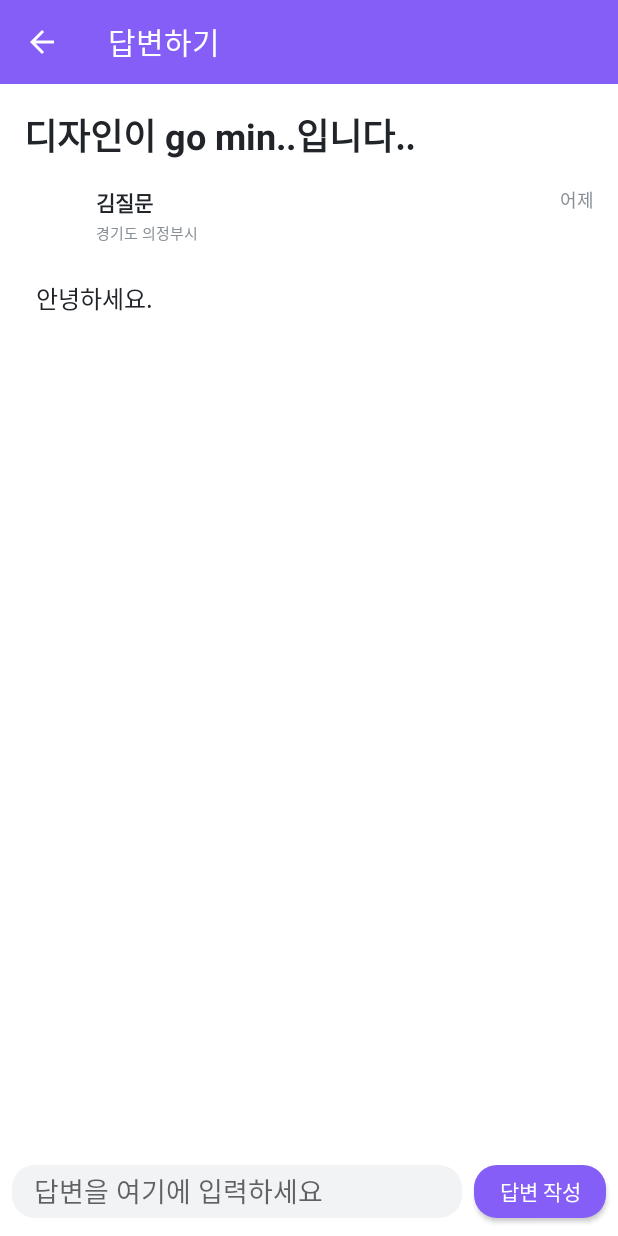
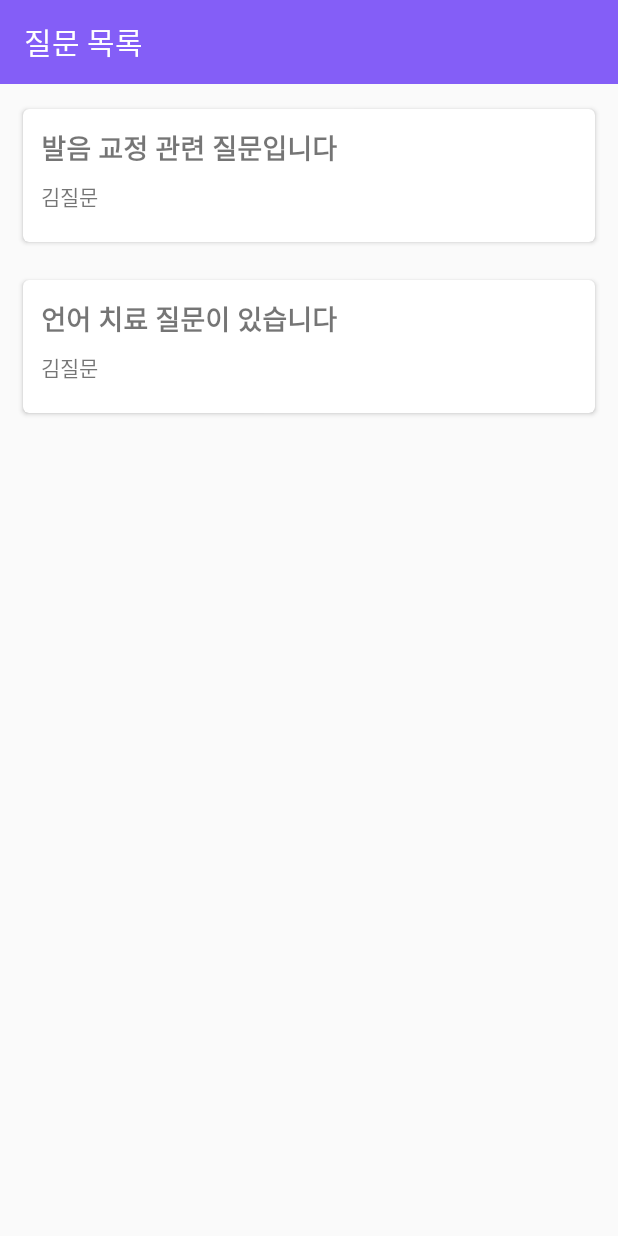
Before and after one commit to Cheongmin/AndroidApp, an Android app: the screen it shows after launch (PostAnswerActivity before the commit, QuestionListActivity after it), after a tap on "답변하기", on a phone screen of 412 x 824 dp. Run offline under Robolectric (Android 15) with nearby library versions, the phone set to English and light mode, and no system bars; our stand-ins replace Picasso; pictures from the network do not load.

Commit message:
Implement all functions

```diff
--- a/app/src/main/AndroidManifest.xml
+++ b/app/src/main/AndroidManifest.xml
@@ -1,6 +1,7 @@
 <?xml version="1.0" encoding="utf-8"?>
 <manifest xmlns:android="http://schemas.android.com/apk/res/android"
     package="com.cheongmin.voicereader">
+
     <uses-permission android:name="android.permission.INTERNET" />
     <uses-permission android:name="android.permission.RECORD_AUDIO" />
     <uses-permission android:name="android.permission.WRITE_EXTERNAL_STORAGE" />
@@ -16,8 +17,7 @@
         <activity android:name=".MainActivity" />
         <activity android:name=".PostQuestionActivity" />
         <activity android:name=".PostAnswerActivity" />
-        <activity android:name=".LoginActivity">
-        </activity>
+        <activity android:name=".LoginActivity"></activity>
         <activity android:name=".SplashActivity">
             <intent-filter>
                 <action android:name="android.intent.action.MAIN" />
@@ -25,6 +25,7 @@
                 <category android:name="android.intent.category.LAUNCHER" />
             </intent-filter>
         </activity>
+        <activity android:name=".QuestionListActivity"></activity>
     </application>
 
 </manifest>
--- a/app/src/main/java/com/cheongmin/voicereader/MainActivity.kt
+++ b/app/src/main/java/com/cheongmin/voicereader/MainActivity.kt
@@ -6,6 +6,7 @@ import android.support.v7.app.AppCompatActivity
 import com.cheongmin.voicereader.model.Article
 import com.cheongmin.voicereader.model.Comment
 import com.cheongmin.voicereader.model.User
+import com.cheongmin.voicereader.utils.DateUtils
 import com.squareup.picasso.Picasso
 import kotlinx.android.synthetic.main.activity_main.*
 import kotlinx.android.synthetic.main.include_toolbar.*
@@ -35,7 +36,7 @@ class MainActivity : AppCompatActivity() {
         }
 
         btn_show_post_answer.setOnClickListener {
-            val intent = Intent(this, PostAnswerActivity::class.java)
+            val intent = Intent(this, QuestionListActivity::class.java)
             startActivity(intent)
         }
 
@@ -43,13 +44,6 @@ class MainActivity : AppCompatActivity() {
             val intent = Intent(this, PostQuestionActivity::class.java)
             startActivity(intent)
         }
-    }
-
-    private fun getDate(year: Int, month: Int, date: Int, hourOfDay: Int, minute: Int): Date {
-        var calendar = Calendar.getInstance()
-        calendar.set(year, month, date, hourOfDay, minute)
-
-        return calendar.time
     }
 
     private fun setupData() {
@@ -73,17 +67,30 @@ class MainActivity : AppCompatActivity() {
         var article1 = Article(user1)
         article1.title = "발음 교정 관련 질문입니다"
         article1.content = "얼마 후 면접이 있는데, 자기소개를 준비하고 있습니다. \n 내용이 잘 들리는지, 잘못 발음하는 부분이 없는지 확인 부탁드려요."
-        article1.date = getDate(2018, 12, 1, 12, 30).time
+        article1.date = DateUtils.toLong(2018, 12, 1, 12, 30)
 
-        var comment1 = Comment(user2)
-        comment1.content = "발음보다도 전체적인 내용이 정리되지 않은 것 같아요."
-        comment1.date = getDate(2018, 12, 1, 16, 0).time
+        var comment1_1 = Comment(user2)
+        comment1_1.content = "발음보다도 전체적인 내용이 정리되지 않은 것 같아요."
+        comment1_1.date = DateUtils.toLong(2018, 12, 1, 16, 0)
 
-        var comment2 = Comment(user3)
-        comment2.content = "중간 중간 비음이 너무 심해 발음이 명확하지 않게 들릴 수 있습니다.\n병원에 내원하셔서 간단한 검사를 받아보시는 걸 추천드립니다."
-        comment2.date = getDate(2018, 12, 1, 18, 30).time
+        var comment1_2 = Comment(user3)
+        comment1_2.content = "중간 중간 비음이 너무 심해 발음이 명확하지 않게 들릴 수 있습니다.\n병원에 내원하셔서 간단한 검사를 받아보시는 걸 추천드립니다."
+        comment1_2.date = DateUtils.toLong(2018, 12, 1, 18, 30)
 
-        article1.comments.addAll(listOf(comment1, comment2))
+        article1.comments.addAll(listOf(comment1_1, comment1_2))
+
+        var article2 = Article(user1)
+        article2.title = "언어 치료 질문이 있습니다"
+        article2.content = "주변에서 계속 발음에 대해 지적해줘서, 언어 치료를 받아볼려고 하는데\n치료 효과가 어느정도인지 궁금합니다."
+        article2.date = DateUtils.toLong(2018, 12, 2, 13, 20)
+
+        var comment2_1 = Comment(user3)
+        comment2_1.content = "현재 음성으로는 발음 방법부터 하나씩 짚어야할 것 같습니다.\n병원에 내원하여 더 자세한 상담해보시길 바랍니다."
+        comment2_1.date = DateUtils.toLong(2018, 12, 2, 15, 30)
+
+        article2.comments.addAll(listOf(comment2_1))
+
+        db.articles.addAll(arrayOf(article1, article2))
     }
 
     private fun setupProfile(uri: String) {
--- /dev/null
+++ b/app/src/main/java/com/cheongmin/voicereader/QuestionListActivity.kt
@@ -0,0 +1,38 @@
+package com.cheongmin.voicereader
+
+import android.content.Intent
+import android.support.v7.app.AppCompatActivity
+import android.os.Bundle
+import com.cheongmin.voicereader.adapter.ArticleAdapter
+import kotlinx.android.synthetic.main.activity_question_list.*
+import kotlinx.android.synthetic.main.include_toolbar.*
+
+class QuestionListActivity : AppCompatActivity() {
+
+    override fun onCreate(savedInstanceState: Bundle?) {
+        super.onCreate(savedInstanceState)
+        setContentView(R.layout.activity_question_list)
+
+        setupUI()
+
+        val adapter = ArticleAdapter {
+            val intent = Intent(this, PostAnswerActivity::class.java)
+            intent.putExtra("index", db.articles.indexOf(it))
+            startActivity(intent)
+        }
+        adapter.addItems(db.articles)
+        adapter.notifyDataSetChanged()
+
+        list_questions.adapter = adapter
+    }
+
+    private fun setupUI() {
+        setSupportActionBar(toolbar)
+
+        supportActionBar?.run {
+            title="질문 목록"
+            setDisplayShowTitleEnabled(true)
+            setDisplayHomeAsUpEnabled(false)
+        }
+    }
+}
--- /dev/null
+++ b/app/src/main/java/com/cheongmin/voicereader/adapter/ArticleAdapter.kt
@@ -0,0 +1,36 @@
+package com.cheongmin.voicereader.adapter
+
+import android.support.v7.widget.RecyclerView
+import android.view.LayoutInflater
+import android.view.View
+import android.view.ViewGroup
+import android.widget.TextView
+import com.cheongmin.voicereader.R
+import com.cheongmin.voicereader.model.Article
+
+class ArticleAdapter(
+        private val clickListener: (article: Article)->Unit)
+    : BaseAdapter<Article, ArticleAdapter.ViewHolder>() {
+
+    override fun onCreateViewHolder(parent: ViewGroup, viewType: Int): ViewHolder {
+        val inflater = LayoutInflater.from(parent.context)
+        return ViewHolder(inflater.inflate(R.layout.item_question, parent, false))
+    }
+
+    override fun onBindViewHolder(holder: ViewHolder, position: Int) {
+        val item = getItem(position)
+        item?.apply {
+            holder.bind(this, clickListener)
+        }
+    }
+
+    class ViewHolder(view: View): RecyclerView.ViewHolder(view) {
+        fun bind(article: Article, clickListener: (article: Article)->Unit) {
+            itemView.findViewById<TextView>(R.id.tv_question_title).text = article.title
+            itemView.findViewById<TextView>(R.id.tv_question_description).text = article.author.name
+            itemView.setOnClickListener {
+                clickListener(article)
+            }
+        }
+    }
+}
--- /dev/null
+++ b/app/src/main/java/com/cheongmin/voicereader/utils/DateUtils.kt
@@ -0,0 +1,17 @@
+package com.cheongmin.voicereader.utils
+
+import java.text.SimpleDateFormat
+import java.util.*
+
+object DateUtils {
+    fun toLong(year: Int, month: Int, date: Int, hourOfDay: Int, minute: Int): Long {
+        var calendar = Calendar.getInstance()
+        calendar.set(year, month, date, hourOfDay, minute)
+
+        return calendar.time.time
+    }
+
+    fun toDayText(time: Long): String {
+        return SimpleDateFormat("MM월 dd일").format(Date(time))
+    }
+}
--- /dev/null
+++ b/app/src/main/res/layout/activity_question_list.xml
@@ -0,0 +1,23 @@
+<?xml version="1.0" encoding="utf-8"?>
+<android.support.constraint.ConstraintLayout
+    xmlns:android="http://schemas.android.com/apk/res/android"
+    xmlns:app="http://schemas.android.com/apk/res-auto"
+    xmlns:tools="http://schemas.android.com/tools"
+    android:layout_width="match_parent"
+    android:layout_height="match_parent"
+    tools:context=".QuestionListActivity">
+
+    <include layout="@layout/include_toolbar" />
+
+    <android.support.v7.widget.RecyclerView
+        android:id="@+id/list_questions"
+        android:layout_width="0dp"
+        android:layout_height="0dp"
+        app:layout_constraintBottom_toBottomOf="parent"
+        app:layout_constraintEnd_toEndOf="parent"
+        app:layout_constraintStart_toStartOf="parent"
+        app:layout_constraintTop_toBottomOf="@+id/toolbar"
+        app:layoutManager="android.support.v7.widget.LinearLayoutManager"
+        ></android.support.v7.widget.RecyclerView>
+
+</android.support.constraint.ConstraintLayout>
--- a/app/src/main/res/layout/item_lecture.xml
+++ b/app/src/main/res/layout/item_question.xml
@@ -26,14 +26,14 @@
             android:padding="8dp"
             android:orientation="vertical">
             <TextView
-                android:id="@+id/title"
+                android:id="@+id/tv_question_title"
                 android:layout_width="match_parent"
                 android:layout_height="wrap_content"
                 android:layout_marginBottom="4dp"
                 android:textSize="18sp"
                 android:textStyle="bold"/>
             <TextView
-                android:id="@+id/description"
+                android:id="@+id/tv_question_description"
                 android:layout_width="match_parent"
                 android:layout_height="wrap_content"
                 android:layout_marginTop="4dp"
--- a/app/src/main/res/layout/layout_answer.xml
+++ b/app/src/main/res/layout/layout_answer.xml
@@ -12,7 +12,6 @@
         android:layout_height="40dp"
         android:layout_marginStart="16dp"
         android:layout_marginTop="8dp"
-        android:background="#ff0000"
         app:layout_constraintStart_toStartOf="parent"
         app:layout_constraintTop_toTopOf="parent" />
 
```
Also changed, not shown: app/src/main/java/com/cheongmin/voicereader/PostAnswerActivity.kt (+36 -5 lines), app/src/main/java/com/cheongmin/voicereader/PostQuestionActivity.kt (+10 -0 lines), app/src/main/java/com/cheongmin/voicereader/adapter/AnswerAdapter.kt (deleted, +0 -34 lines), app/src/main/java/com/cheongmin/voicereader/adapter/CommentAdapter.kt (added, +41 -0 lines).
